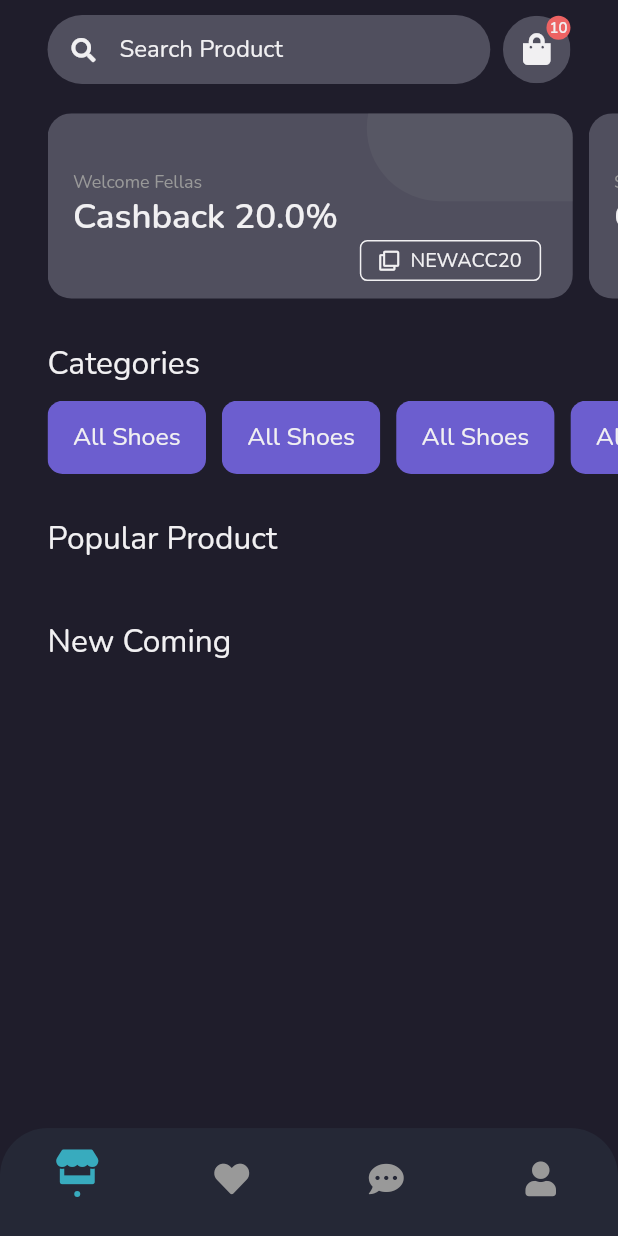
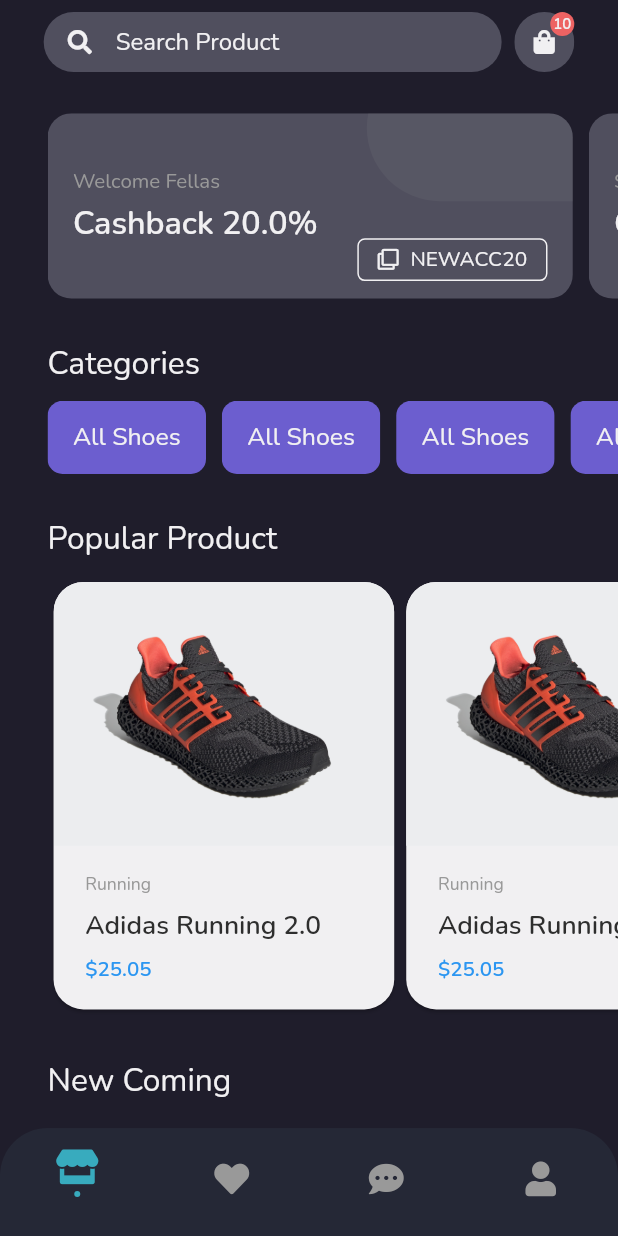
Before and after one commit to ianahmfac/iShoes, a Flutter app: the screen it shows after launch, after a tap on "Continue", on a phone screen of 412 x 824 dp. Run offline on Flutter 3.47's test engine with Material 2 defaults, Android fonts, the light colour scheme and no system bars; our stand-ins replace auto_route, font_awesome_flutter, google_fonts.

Commit message:
Adding popular product item & make change on cashback item

```diff
--- a/lib/core/constants/asset_path.dart
+++ b/lib/core/constants/asset_path.dart
@@ -7,4 +7,5 @@
   static const csPhoto = "$_baseImagePath/cs_photo.png";
   static const headphoneIcon = "$_baseImagePath/headphone_icon.png";
   static const loveIcon = "$_baseImagePath/love_icon.png";
+  static const shoesExample = "$_baseImagePath/shoes_example.png";
 }
--- a/lib/core/constants/theme_constant.dart
+++ b/lib/core/constants/theme_constant.dart
@@ -12,6 +12,7 @@
 const kPrimaryTextColor = Color(0xFFF1F0F2);
 const kSecondaryTextColor = Color(0xFF999999);
 const kSubtitleColor = Color(0xFF504F5E);
+const kPopularTitleColor = Color(0xFF2E2E2E);
 
 TextStyle kPrimaryTextStyle = GoogleFonts.nunito(color: kPrimaryTextColor);
 TextStyle kSecondaryTextStyle = GoogleFonts.nunito(color: kSecondaryTextColor);
--- a/lib/core/widgets/custom_circle_button.dart
+++ b/lib/core/widgets/custom_circle_button.dart
@@ -8,7 +8,7 @@
     Key? key,
     required this.icon,
     required this.onPressed,
-    this.buttonSize = 45.0,
+    this.buttonSize = 40.0,
     this.backgroundColor = kSubtitleColor,
     this.qty = 0,
   }) : super(key: key);
@@ -29,7 +29,6 @@
               onTap: onPressed,
               child: SizedBox(
                 width: buttonSize,
-                height: buttonSize,
                 child: Padding(
                   padding: const EdgeInsets.all(12.0),
                   child: FittedBox(child: icon),
--- a/lib/features/home/pages/home_page.dart
+++ b/lib/features/home/pages/home_page.dart
@@ -1,5 +1,7 @@
 import 'package:flutter/material.dart';
 import 'package:font_awesome_flutter/font_awesome_flutter.dart';
+import '../../../core/constants/asset_path.dart';
+import '../widgets/product_card_item.dart';
 import '../../auth/widgets/title_section.dart';
 
 import '../widgets/category_item.dart';
@@ -18,7 +20,10 @@
   Widget build(BuildContext context) {
     return Scaffold(
       appBar: AppBar(
-        flexibleSpace: _homeHeader(),
+        flexibleSpace: Padding(
+          padding: const EdgeInsets.all(8.0),
+          child: _homeHeader(),
+        ),
       ),
       body: SingleChildScrollView(child: _contentBody()),
     );
@@ -32,8 +37,25 @@
         TitleSection(title: 'Categories'),
         _categories(),
         TitleSection(title: 'Popular Product'),
+        _popularProduct(),
         TitleSection(title: 'New Coming'),
       ],
+    );
+  }
+
+  Widget _popularProduct() {
+    return Container(
+      height: getProportionateScreenHeight(300),
+      child: ListView.builder(
+        scrollDirection: Axis.horizontal,
+        padding: EdgeInsets.symmetric(
+          horizontal: getProportionateScreenWidth(kDefaultMargin),
+        ),
+        itemCount: 5,
+        itemBuilder: (BuildContext context, int index) {
+          return ProductCardItem();
+        },
+      ),
     );
   }
 
@@ -76,11 +98,8 @@
   Widget _homeHeader() {
     return SafeArea(
       child: Padding(
-        padding: EdgeInsets.fromLTRB(
-          getProportionateScreenWidth(30),
-          10,
-          getProportionateScreenWidth(30),
-          0,
+        padding: EdgeInsets.symmetric(
+          horizontal: getProportionateScreenWidth(20),
         ),
         child: Row(
           crossAxisAlignment: CrossAxisAlignment.center,
--- a/lib/features/home/widgets/cashback_item.dart
+++ b/lib/features/home/widgets/cashback_item.dart
@@ -32,30 +32,19 @@
                 children: [
                   Text(
                     cashback.title,
-                    style: kSecondaryTextStyle.copyWith(fontSize: 12),
+                    style: kSecondaryTextStyle.copyWith(
+                      fontSize: getProportionateScreenHeight(14),
+                    ),
                   ),
-                  Row(
-                    children: [
-                      Expanded(
-                        child: Text(
-                          'Cashback ${cashback.amount}%',
-                          style: kPrimaryTextStyle.copyWith(
-                            fontWeight: kSemiBoldWeight,
-                            fontSize: getProportionateScreenWidth(22),
-                          ),
-                        ),
-                      ),
-                    ],
+                  SizedBox(height: getProportionateScreenHeight(4)),
+                  Text(
+                    'Cashback ${cashback.amount}%',
+                    style: kPrimaryTextStyle.copyWith(
+                      fontWeight: kSemiBoldWeight,
+                      fontSize: getProportionateScreenHeight(22),
+                    ),
                   ),
                 ],
-              ),
-            ),
-            Positioned(
-              right: getProportionateScreenWidth(20),
-              bottom: getProportionateScreenHeight(12),
-              child: CopyButton(
-                code: cashback.code,
-                onPressed: () {},
               ),
             ),
             Positioned(
@@ -69,7 +58,15 @@
                   color: kSecondaryTextColor.withOpacity(0.1),
                 ),
               ),
-            )
+            ),
+            Positioned(
+              right: getProportionateScreenWidth(16),
+              bottom: getProportionateScreenHeight(12),
+              child: CopyButton(
+                code: cashback.code,
+                onPressed: () {},
+              ),
+            ),
           ],
         ),
       ),
--- a/lib/features/home/widgets/copy_button.dart
+++ b/lib/features/home/widgets/copy_button.dart
@@ -21,7 +21,7 @@
         onTap: onPressed,
         borderRadius: BorderRadius.circular(5),
         child: Container(
-          height: getProportionateScreenHeight(28),
+          width: getProportionateScreenWidth(120),
           decoration: BoxDecoration(
             borderRadius: BorderRadius.circular(5),
             border: Border.all(color: kPrimaryTextColor),
--- /dev/null
+++ b/lib/features/home/widgets/product_card_item.dart
@@ -0,0 +1,79 @@
+import 'package:flutter/material.dart';
+import '../../../config/themes/size_config.dart';
+import '../../../core/constants/asset_path.dart';
+import '../../../core/constants/theme_constant.dart';
+
+class ProductCardItem extends StatelessWidget {
+  const ProductCardItem({
+    Key? key,
+  }) : super(key: key);
+
+  @override
+  Widget build(BuildContext context) {
+    return Card(
+      color: kPrimaryTextColor,
+      shape: RoundedRectangleBorder(
+        borderRadius: BorderRadius.circular(20),
+      ),
+      child: InkWell(
+        onTap: () {},
+        borderRadius: BorderRadius.circular(20),
+        child: Container(
+          width: getProportionateScreenWidth(215),
+          child: Column(
+            crossAxisAlignment: CrossAxisAlignment.start,
+            children: [
+              ClipRRect(
+                borderRadius: BorderRadius.vertical(
+                  top: Radius.circular(20),
+                ),
+                child: Image.asset(
+                  AssetPath.shoesExample,
+                  fit: BoxFit.cover,
+                  height: getProportionateScreenHeight(180),
+                  width: double.infinity,
+                ),
+              ),
+              Expanded(
+                child: Container(
+                  padding: EdgeInsets.symmetric(
+                    horizontal: getProportionateScreenWidth(20),
+                  ),
+                  child: Column(
+                    crossAxisAlignment: CrossAxisAlignment.start,
+                    mainAxisAlignment: MainAxisAlignment.center,
+                    children: [
+                      Text(
+                        'Running',
+                        style: kSecondaryTextStyle.copyWith(
+                          fontSize: getProportionateScreenHeight(12),
+                        ),
+                      ),
+                      SizedBox(height: getProportionateScreenHeight(8)),
+                      Text(
+                        'Adidas Running 2.0',
+                        style: kPrimaryTextStyle.copyWith(
+                          fontSize: getProportionateScreenHeight(18),
+                          color: kPopularTitleColor,
+                          fontWeight: kSemiBoldWeight,
+                        ),
+                      ),
+                      SizedBox(height: getProportionateScreenHeight(8)),
+                      Text(
+                        '\$25.05',
+                        style: kPriceTextStyle.copyWith(
+                          fontSize: getProportionateScreenHeight(14),
+                          fontWeight: kSemiBoldWeight,
+                        ),
+                      ),
+                    ],
+                  ),
+                ),
+              ),
+            ],
+          ),
+        ),
+      ),
+    );
+  }
+}
--- a/lib/main.dart
+++ b/lib/main.dart
@@ -1,9 +1,14 @@
 import 'package:flutter/material.dart';
+import 'package:flutter/services.dart';
 
 import 'config/routes/app_router.gr.dart';
 import 'config/themes/theme.dart';
 
 void main() {
+  SystemChrome.setPreferredOrientations([
+    DeviceOrientation.portraitUp,
+    DeviceOrientation.portraitDown,
+  ]);
   runApp(MyApp());
 }
 
```
Also changed, not shown: assets/images/shoes_example.png (added).
